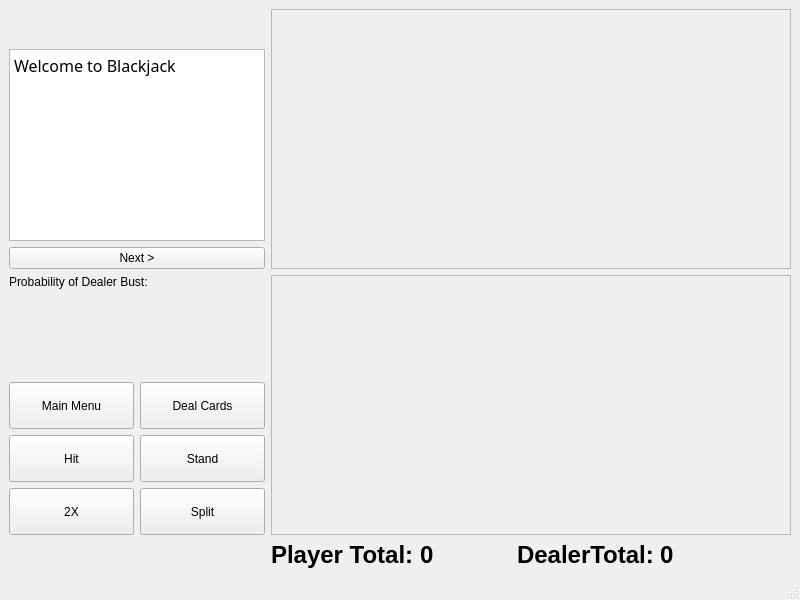
This is blackJackTeacher/PlayingWindow.ui in UofU-CS3505/cs3505-assignment9-BradleyBartelt as Qt 5 draws it before an edit. The edited form follows.
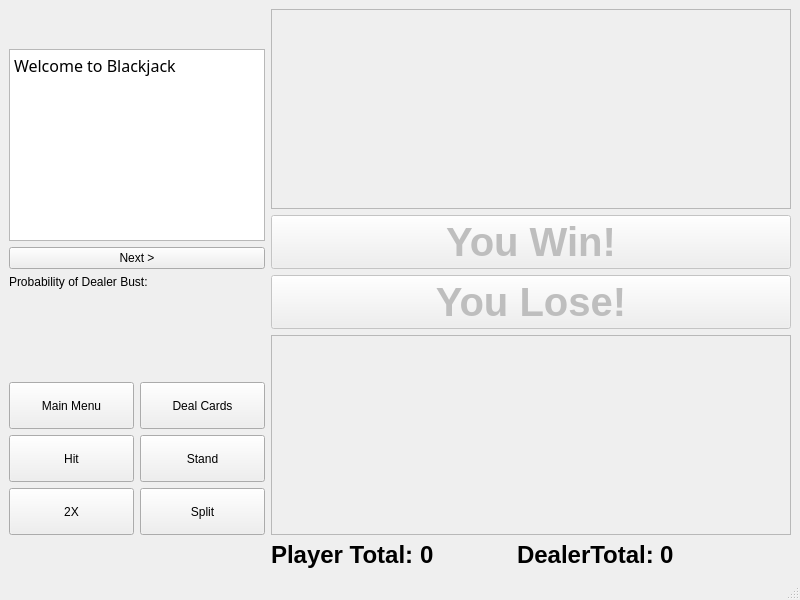
This is the edited form.

What changed in the file:
```diff
--- a/blackJackTeacher/PlayingWindow.ui
+++ b/blackJackTeacher/PlayingWindow.ui
@@ -201,7 +201,7 @@
      </layout>
     </item>
     <item row="0" column="1" rowspan="2">
-     <layout class="QVBoxLayout" name="playAreaLayout" stretch="2,2">
+     <layout class="QVBoxLayout" name="playAreaLayout" stretch="2,0,0,2">
       <item>
        <widget class="QScrollArea" name="dealerArea">
         <property name="widgetResizable">
@@ -212,14 +212,46 @@
           <rect>
            <x>0</x>
            <y>0</y>
-           <width>509</width>
-           <height>233</height>
+           <width>514</width>
+           <height>177</height>
           </rect>
          </property>
          <layout class="QHBoxLayout" name="horizontalLayout"/>
         </widget>
        </widget>
       </item>
+      <item>
+       <widget class="QPushButton" name="winButton">
+        <property name="enabled">
+         <bool>false</bool>
+        </property>
+        <property name="font">
+         <font>
+          <pointsize>30</pointsize>
+          <bold>true</bold>
+         </font>
+        </property>
+        <property name="text">
+         <string>You Win!</string>
+        </property>
+       </widget>
+      </item>
+      <item>
+       <widget class="QPushButton" name="loseButton">
+        <property name="enabled">
+         <bool>false</bool>
+        </property>
+        <property name="font">
+         <font>
+          <pointsize>30</pointsize>
+          <bold>true</bold>
+         </font>
+        </property>
+        <property name="text">
+         <string>You Lose!</string>
+        </property>
+       </widget>
+      </item>
       <item>
        <widget class="QScrollArea" name="handArea">
         <property name="widgetResizable">
@@ -230,8 +262,8 @@
           <rect>
            <x>0</x>
            <y>0</y>
-           <width>509</width>
-           <height>232</height>
+           <width>514</width>
+           <height>176</height>
           </rect>
          </property>
          <layout class="QHBoxLayout" name="horizontalLayout_2"/>
```
Left out of the diff: 2 changed lines with no effect on the pictures.
